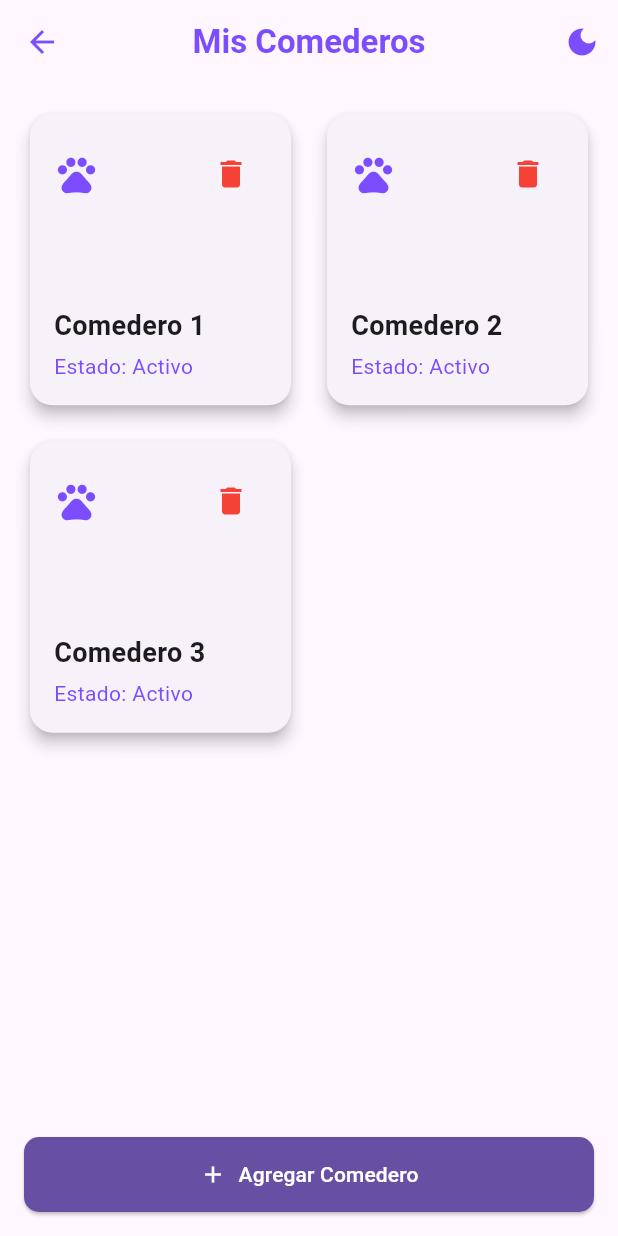
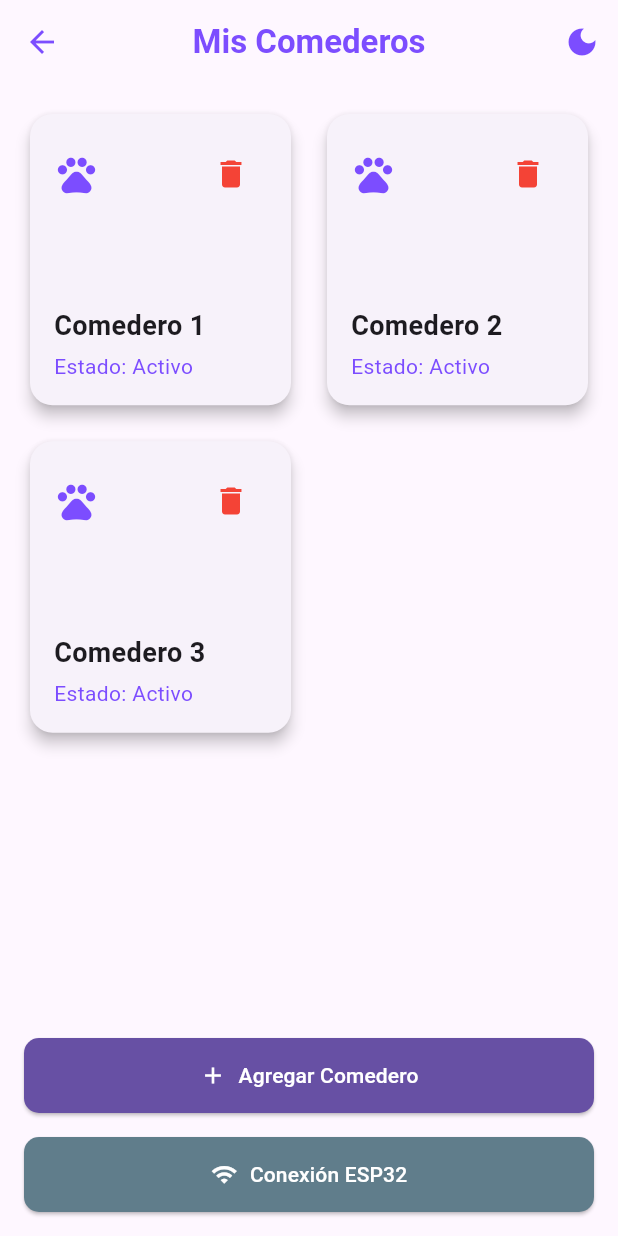
Before and after one commit to IgnacioContreras332/Proyecto, a Flutter app: the HomeScreen screen opened by its route, after a tap on "Comederos", on a phone screen of 412 x 824 dp. Run offline on Flutter 3.47's test engine with Material 3 defaults, Android fonts, the phone set to English and light mode, and no system bars; our stand-ins replace carousel_slider, flutter_vector_icons, font_awesome_flutter, geolocator, shared_preferences, sqflite and 1 more; accounts and stored records are empty; network calls fail.

Commit message:
deja de mamar aaron

```diff
--- a/appsigi5-main/lib/screens/feeders_screen.dart
+++ b/appsigi5-main/lib/screens/feeders_screen.dart
@@ -1,4 +1,5 @@
 import 'package:appsigi5/screens/feeder_detail_screen.dart';
+import 'package:appsigi5/screens/esp32_connection_screen.dart'; // Importa la nueva pantalla
 import 'package:flutter/material.dart';
 
 class FeedersScreen extends StatefulWidget {
@@ -26,8 +27,7 @@ class _FeedersScreenState extends State<FeedersScreen> {
   Future<void> _removeFeeder(int index) async {
     return showDialog<void>(
       context: context,
-      builder:
-          (context) => AlertDialog(
+      builder: (context) => AlertDialog(
         title: const Text('Eliminar comedero'),
         content: Text(
           '¿Estás seguro de eliminar ${feedersSnapshot.data![index]}?',
@@ -59,11 +59,19 @@ class _FeedersScreenState extends State<FeedersScreen> {
     Navigator.push(
       context,
       MaterialPageRoute(
-        builder:
-            (context) => FeederDetailScreen(
+        builder: (context) => FeederDetailScreen(
           feederName: feederName,
           onThemeChanged: widget.onThemeChanged,
         ),
+      ),
+    );
+  }
+
+  void _navigateToESP32Connection() {
+    Navigator.push(
+      context,
+      MaterialPageRoute(
+        builder: (context) => const ESP32ConnectionScreen(),
       ),
     );
   }
@@ -84,7 +92,7 @@ class _FeedersScreenState extends State<FeedersScreen> {
               Row(
                 mainAxisAlignment: MainAxisAlignment.spaceBetween,
                 children: [
-                  Icon(Icons.pets, size: 30, color: Colors.deepPurpleAccent),
+                  const Icon(Icons.pets, size: 30, color: Colors.deepPurpleAccent),
                   IconButton(
                     icon: const Icon(Icons.delete, color: Colors.red),
                     onPressed: () => _removeFeeder(index),
@@ -102,7 +110,7 @@ class _FeedersScreenState extends State<FeedersScreen> {
                     ),
                   ),
                   const SizedBox(height: 4),
-                  Text(
+                  const Text(
                     'Estado: Activo',
                     style: TextStyle(color: Colors.deepPurpleAccent),
                   ),
@@ -155,7 +163,6 @@ class _FeedersScreenState extends State<FeedersScreen> {
           'Mis Comederos',
           style: TextStyle(fontWeight: FontWeight.bold),
         ),
-
         centerTitle: true,
         elevation: 0,
         backgroundColor: const Color.fromARGB(0, 0, 0, 0),
@@ -209,8 +216,6 @@ class _FeedersScreenState extends State<FeedersScreen> {
               ),
             ),
             const SizedBox(height: 16),
-
-            const SizedBox(height: 16),
             SizedBox(
               width: double.infinity,
               child: ElevatedButton.icon(
@@ -229,6 +234,25 @@ class _FeedersScreenState extends State<FeedersScreen> {
                 onPressed: _addFeeder,
               ),
             ),
+            const SizedBox(height: 16), // Espacio entre los botones
+            SizedBox(
+              width: double.infinity,
+              child: ElevatedButton.icon(
+                icon: const Icon(Icons.wifi, color: Colors.white),
+                label: const Text(
+                  'Conexión ESP32',
+                  style: TextStyle(color: Colors.white),
+                ),
+                style: ElevatedButton.styleFrom(
+                  backgroundColor: Colors.blueGrey, // Puedes personalizar el color
+                  padding: const EdgeInsets.symmetric(vertical: 15),
+                  shape: RoundedRectangleBorder(
+                    borderRadius: BorderRadius.circular(10),
+                  ),
+                ),
+                onPressed: _navigateToESP32Connection,
+              ),
+            ),
           ],
         ),
       ),
--- a/appsigi5-main/lib/services/auth_service.dart
+++ b/appsigi5-main/lib/services/auth_service.dart
@@ -4,7 +4,7 @@ import 'package:shared_preferences/shared_preferences.dart';
 import 'package:flutter/foundation.dart';
 
 class AuthService {
-  static const String baseUrl = 'http://192.168.1.71:5000';
+  static const String baseUrl = 'http://192.168.1.77:5000';
 
   // 📩 Enviar código de verificación al correo
   static Future<bool> enviarCodigo(String email) async {
```
Also changed, not shown: appsigi5-main/lib/screens/esp32_connection_screen.dart (added, +83 -0 lines). Lines whose indentation alone changed are shown as unchanged.
